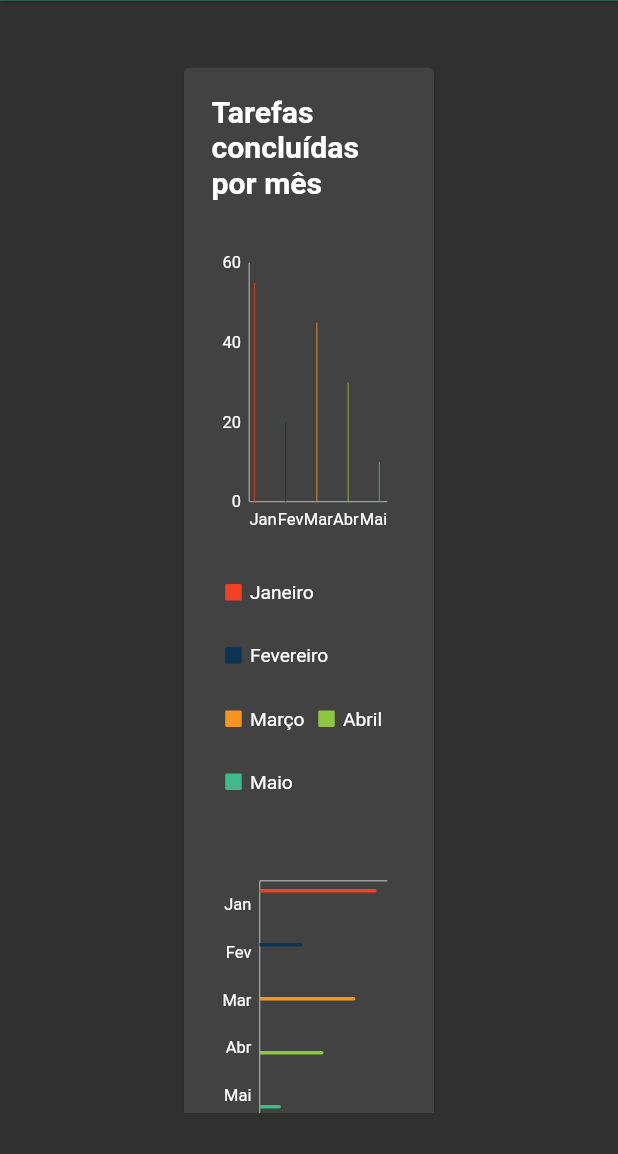
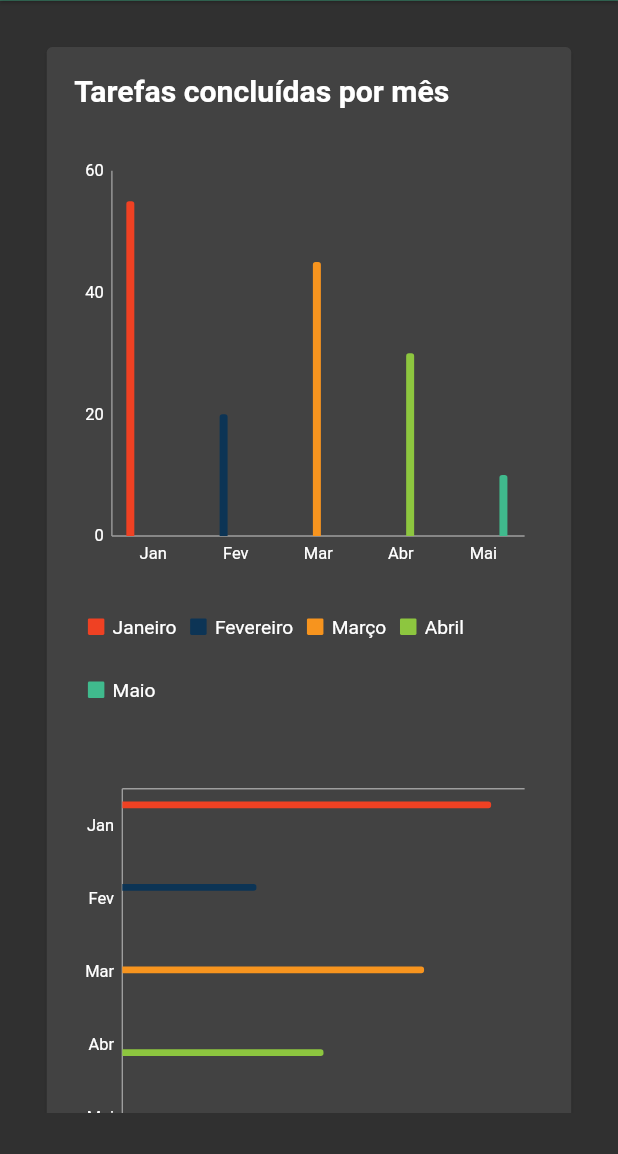
Before and after one commit to giuliacf/flutter_charts_example, a Flutter app: the HomeScreen screen opened by its route, on a phone screen of 412 x 824 dp, the part 82-1236 px from its top. Run offline on Flutter 3.47's test engine with Material 2 defaults, Android fonts, the phone set to English and light mode, and no system bars; drawn by our look-alikes of fl_chart; our stand-ins replace charts_flutter, flutter_mobx, mobx, responsive_framework; generated files the repository leaves out were written again.

Commit message:
corrige responsividade

```diff
--- a/lib/screens/widgets/charts_flutter/chart_bar_charts.dart
+++ b/lib/screens/widgets/charts_flutter/chart_bar_charts.dart
@@ -5,7 +5,7 @@ import 'package:responsive_framework/responsive_value.dart';
 import 'package:responsive_framework/responsive_wrapper.dart';
 
 class ChartBarCharts extends StatelessWidget {
-  Widget renderChart(bool isVertical) {
+  Widget renderChart(bool isVertical, int maxColumns) {
     return Container(
         height: 400.0,
         child: charts.BarChart(
@@ -29,6 +29,7 @@ class ChartBarCharts extends StatelessWidget {
               cellPadding: EdgeInsets.fromLTRB(10, 30, 0, 0),
               position: charts.BehaviorPosition.bottom,
               desiredMaxRows: 2,
+              desiredMaxColumns: maxColumns
             )
           ],
         ));
@@ -42,20 +43,20 @@ class ChartBarCharts extends StatelessWidget {
       child: Row(
         children: [
           Expanded(
-            child: renderChart(true),
+            child: renderChart(true, 5),
           ),
           Container(
             width: 150,
             child: VerticalDivider(),
           ),
           Expanded(
-            child: renderChart(false),
+            child: renderChart(false, 5),
           ),
         ],
       ),
       replacement: Wrap(
         runSpacing: 50,
-        children: [renderChart(true), renderChart(false)],
+        children: [renderChart(true, 3), renderChart(false, 3)],
       ),
     );
   }
--- a/lib/screens/widgets/charts_flutter/chart_line_charts.dart
+++ b/lib/screens/widgets/charts_flutter/chart_line_charts.dart
@@ -5,26 +5,7 @@ import 'package:responsive_framework/responsive_wrapper.dart';
 
 class ChartLineCharts extends StatelessWidget {
 
-
-
   Widget renderChart(bool isVertical) {
-
-
-    final customTickFormatter =
-    charts.BasicNumericTickFormatterSpec((num value) {
-      if (value == 0) {
-        "Jan";
-      } else if (value == 1) {
-        return "Fev";
-      } else if (value == 2) {
-        return "Mar";
-      } else if (value == 3) {
-        return "Abr";
-      } else if (value == 4) {
-        return "Mai";
-      }
-    });
-
 
     return Container(
       height: 400.0,
--- a/lib/screens/widgets/charts_flutter/widget_title_and_chart.dart
+++ b/lib/screens/widgets/charts_flutter/widget_title_and_chart.dart
@@ -1,4 +1,5 @@
 import 'package:flutter/material.dart';
+import 'package:responsive_framework/responsive_framework.dart';
 
 class WidgetTitleAndChart extends StatelessWidget {
   final String title;
@@ -8,10 +9,12 @@ class WidgetTitleAndChart extends StatelessWidget {
     this.title,
     this.chart,
   });
-
   @override
   Widget build(BuildContext context) {
-    return Container(
+    return ResponsiveVisibility(
+      visible: false,
+      visibleWhen: [Condition.largerThan(name: TABLET)],
+      child: Container(
         margin: EdgeInsets.symmetric(horizontal: 100, vertical: 15),
         child: Card(
           child: Padding(
@@ -39,6 +42,35 @@ class WidgetTitleAndChart extends StatelessWidget {
             ),
           ),
         ),
+      ),
+      replacement: Container(
+        child: Card(
+          child: Padding(
+            padding: EdgeInsets.all(20),
+            child: Column(
+              children: [
+                Align(
+                  alignment: Alignment.centerLeft,
+                  child: Text(
+                    title,
+                    style: TextStyle(
+                      fontSize: 22,
+                      fontWeight: FontWeight.bold,
+                    ),
+                  ),
+                ),
+                SizedBox(
+                  height: 30,
+                ),
+                chart,
+                SizedBox(
+                  height: 50,
+                ),
+              ],
+            ),
+          ),
+        ),
+      ),
     );
   }
 }
```
Lines whose indentation alone changed are shown as unchanged.
